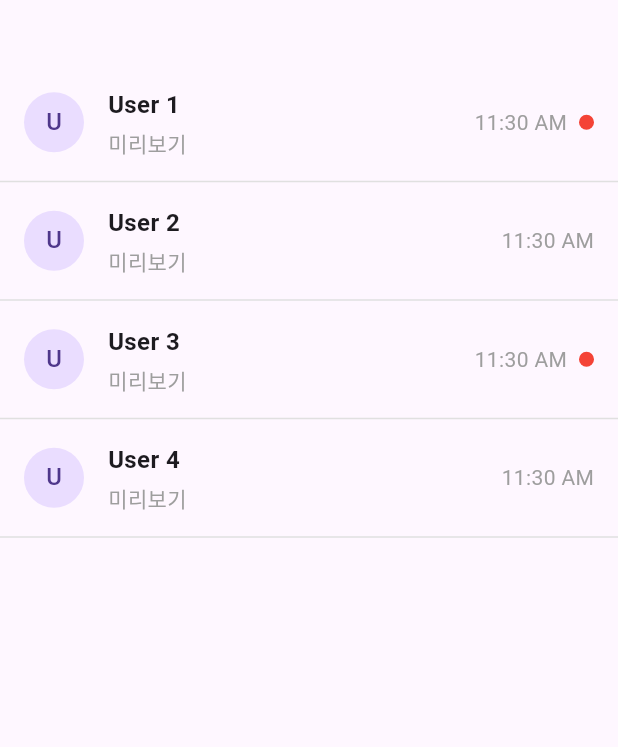
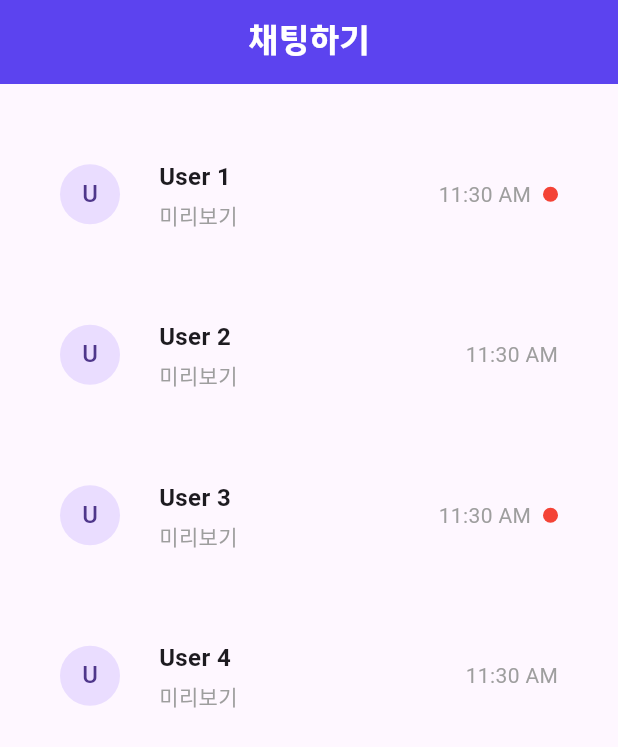
Before and after one commit to DKU-CapstoneDesign/FE_APP_FLUTTER, a Flutter app: the ChattingListPage screen opened directly, on a phone screen of 412 x 824 dp. Shown: the top 747 px of the screen. Run offline on Flutter 3.47's test engine with Material 3 defaults, Android fonts, the phone set to English and light mode, and no system bars; our stand-ins replace country_picker, flutter_chat_types, flutter_chat_ui, image_picker; accounts and stored records are empty; project files that could hold a hidden picture were left out.

Commit message:
feat: change chattingPage UI

```diff
--- a/lib/view/screens/chat/chattingListPage.dart
+++ b/lib/view/screens/chat/chattingListPage.dart
@@ -17,6 +17,18 @@ class _ChattingListPageState extends State<ChattingListPage> {
   @override
   Widget build(BuildContext context) {
     return Scaffold(
+      appBar: AppBar(
+        backgroundColor: Color.fromRGBO(92, 67, 239, 60),
+        automaticallyImplyLeading: false,
+        centerTitle: true,
+        title: Text("채팅하기",
+          style: const TextStyle(
+            fontSize: 22,
+            color: Colors.white,
+            fontFamily: 'SejonghospitalBold',
+          ),
+        ),
+      ),
       body: ListView.builder(
         itemCount: unreadMessages.length,
         itemBuilder: (BuildContext context, int index) {
@@ -24,7 +36,7 @@ class _ChattingListPageState extends State<ChattingListPage> {
           bool hasUnreadMessage = unreadMessages[user] ?? false;
           return Column(
             children: <Widget>[
-              if (index == 0) SizedBox(height: 50.0),
+              if (index == 0) SizedBox(height: 30.0),
               InkWell(
                 onTap: () async {
                   await Navigator.push(
@@ -39,13 +51,13 @@ class _ChattingListPageState extends State<ChattingListPage> {
                   });
                 },
                 child: Padding(
-                  padding: const EdgeInsets.symmetric(vertical: 8.0, horizontal: 16.0),
+                  padding: const EdgeInsets.symmetric(vertical: 20.0, horizontal: 40.0),
                   child: Row(
                     children: [
                       CircleAvatar(
                         child: Text(user[0]),
                       ),
-                      SizedBox(width: 16.0),
+                      SizedBox(width: 26.0),
                       Expanded(
                         child: Column(
                           crossAxisAlignment: CrossAxisAlignment.start,
@@ -90,7 +102,7 @@ class _ChattingListPageState extends State<ChattingListPage> {
                   ),
                 ),
               ),
-              Divider(color: Colors.grey[300]),
+              SizedBox(height: 20),
             ],
           );
         },
--- a/lib/view/widgets/postListView.dart
+++ b/lib/view/widgets/postListView.dart
@@ -46,8 +46,6 @@ class PostListView extends StatelessWidget {
                         height: 180,
                         decoration: BoxDecoration(
                           border: Border.all(color: Colors.white),
-                          borderRadius: BorderRadius.circular(5.0),
-
                         ),
                         child: Padding(
                           padding: const EdgeInsets.fromLTRB(30,30, 30, 0),// Slight padding for better text alignment
@@ -57,7 +55,7 @@ class PostListView extends StatelessWidget {
                               Text(
                                 cardForms[index].title,
                                 style: const TextStyle(
-                                  fontSize: 23,
+                                  fontSize: 22,
                                   color: Colors.white,
                                   fontFamily: 'SejonghospitalBold',
                                 ),
@@ -66,6 +64,7 @@ class PostListView extends StatelessWidget {
                               Divider(
                                 color: Colors.white,
                                 thickness: 1,
+
                               ),
                               SizedBox(height: 5.0),
                               const Row(
```
Also changed, not shown: lib/view/screens/first/homePage.dart (+25 -30 lines), lib/view/screens/post/forumPage.dart (+7 -3 lines).
